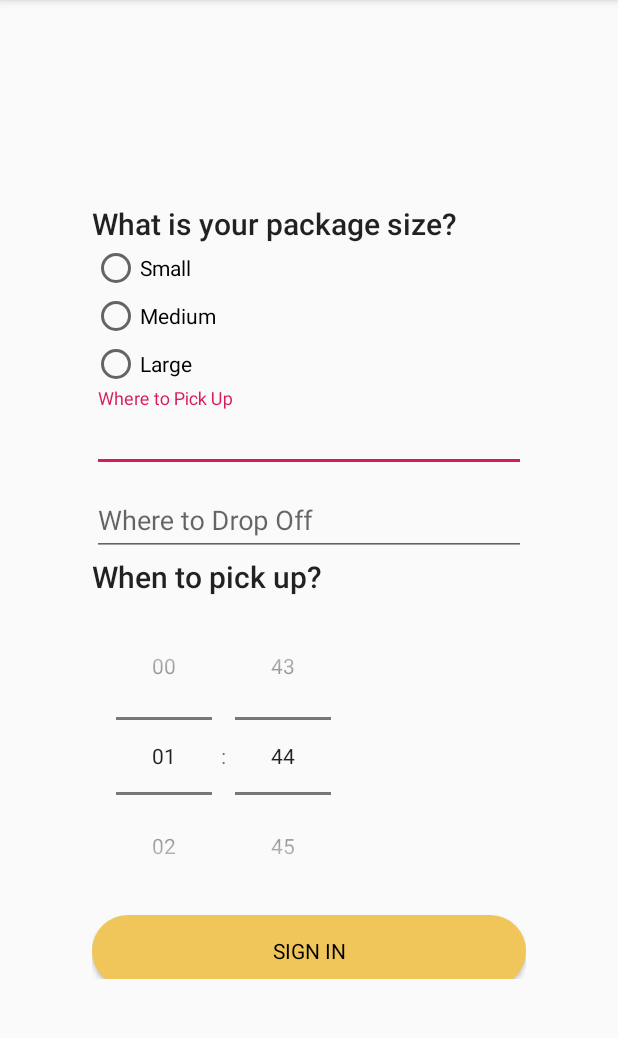
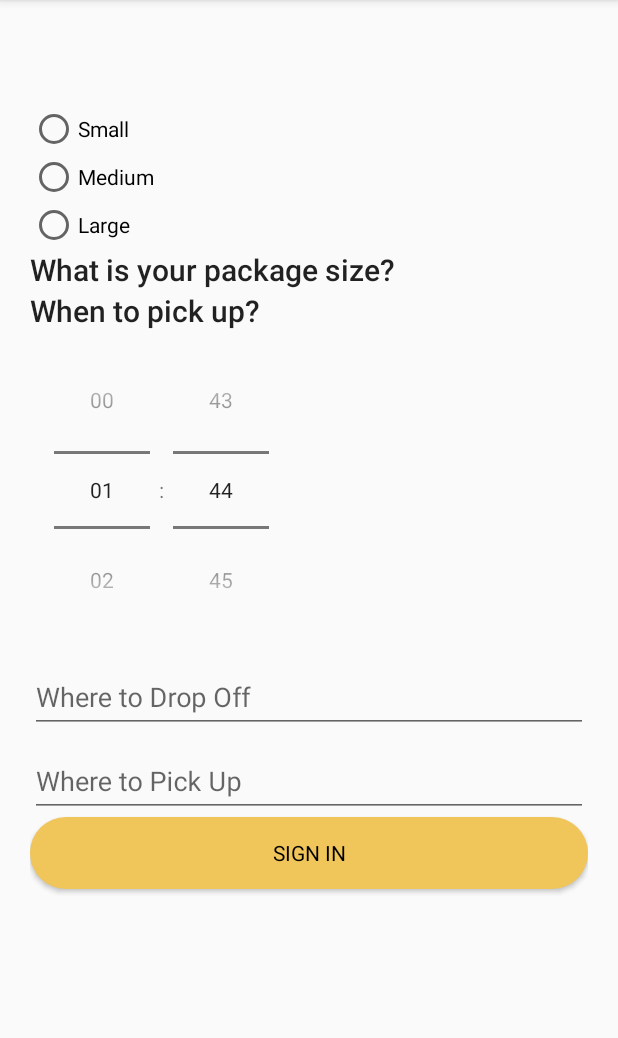
Before and after one commit to catdoraemon1991/Backend, an Android app: the DeliveryFragment screen opened directly, with no data from a screen before it, after a tap on "SIGN IN", on a phone screen of 412 x 824 dp, the part 84-1122 px from its top. Run offline under Robolectric (Android 15) with nearby library versions, the phone set to English and light mode, and no system bars; our stand-ins replace Firebase (no records; nobody signed in at launch, a user with empty details on screens opened directly).

Commit message:
fix all issues

```diff
--- a/app/src/main/java/com/laioffer/botlogistics/DeliveryFragment.java
+++ b/app/src/main/java/com/laioffer/botlogistics/DeliveryFragment.java
@@ -40,6 +40,11 @@ public class DeliveryFragment extends Fragment {
 
     protected TransactionManager transactionManager;
 
+    private String pickUp;
+    private String dropOff;
+    private String time;
+    private String size;
+
 
     public static DeliveryFragment newInstance() {
         Bundle args = new Bundle();
@@ -70,10 +75,27 @@ public class DeliveryFragment extends Fragment {
         timePicker=(TimePicker)view.findViewById(R.id.timePicker);
         timePicker.setIs24HourView(true);
         sizeOptions = (RadioGroup) view.findViewById(R.id.size);
-        sizeButton = (RadioButton) sizeOptions.getChildAt(sizeOptions.getCheckedRadioButtonId());
         submitButton = (Button) view.findViewById(R.id.submit);
         database = FirebaseDatabase.getInstance().getReference();
 
+
+        sizeOptions.setOnCheckedChangeListener(new RadioGroup.OnCheckedChangeListener() {
+            @Override
+            public void onCheckedChanged(RadioGroup radioGroup, int i) {
+                switch (i) {
+                    case R.id.sizeS:
+                        size = getString(R.string.size_s);
+                        break;
+                    case R.id.sizeM:
+                        size = getString(R.string.size_m);
+                        break;
+
+                    case R.id.sizeL:
+                        size = getString(R.string.size_l);
+                        break;
+                }
+            }
+        });
 
         submitButton.setText(getString(R.string.login));
 
@@ -84,10 +106,10 @@ public class DeliveryFragment extends Fragment {
         submitButton.setOnClickListener(new View.OnClickListener() {
             @Override
             public void onClick(View v) {
-                final String pickUp = pickupEditText.getText().toString();
-                final String dropOff = dropoffEditText.getText().toString();
-                final String time=timePicker.toString();
-                final String size=sizeButton.getText().toString();
+                 pickUp = pickupEditText.getText().toString();
+                 dropOff = dropoffEditText.getText().toString();
+                 time = timePicker.toString();
+
                 database.child("order").addListenerForSingleValueEvent(new ValueEventListener() {
                     @Override
                     public void onDataChange(DataSnapshot dataSnapshot) {
--- a/app/src/main/java/com/laioffer/botlogistics/MainActivity.java
+++ b/app/src/main/java/com/laioffer/botlogistics/MainActivity.java
@@ -11,12 +11,17 @@ public class MainActivity extends AppCompatActivity  implements TransactionManag
     protected void onCreate(Bundle savedInstanceState) {
         super.onCreate(savedInstanceState);
         setContentView(R.layout.activity_main);
-        doTransctinonFragment(new DeliveryFragment());
+        doTransactionFragment(new DeliveryFragment());
 
     }
 
     @Override
-    public void doTransctinonFragment(Fragment fragment) {
+    public void doTransactionFragment(Fragment fragment) {
         getSupportFragmentManager().beginTransaction().replace(R.id.container, fragment, "").commit();
     }
+
+    @Override
+    public void doActivityTransaction(Class clazz, boolean isFinish) {
+
+    }
 }
--- a/app/src/main/java/com/laioffer/botlogistics/OnBoardingBaseFragment.java
+++ b/app/src/main/java/com/laioffer/botlogistics/OnBoardingBaseFragment.java
@@ -22,7 +22,7 @@ import com.google.firebase.database.FirebaseDatabase;
 /**
  * A simple {@link Fragment} subclass.
  */
-public abstract class OnBoardingBaseFragment extends Fragment implements TransactionManager{
+public abstract class OnBoardingBaseFragment extends Fragment {
     protected EditText usernameEditText;
     protected EditText passwordEditText;
     protected Button submitButton;
--- a/app/src/main/java/com/laioffer/botlogistics/TransactionManager.java
+++ b/app/src/main/java/com/laioffer/botlogistics/TransactionManager.java
@@ -4,5 +4,7 @@ import androidx.fragment.app.Fragment;
 
 public interface TransactionManager {
 
-    void doTransctinonFragment(Fragment fragment);
+    void doTransactionFragment(Fragment fragment);
+
+    void doActivityTransaction(Class clazz, boolean isFinish);
 }
--- a/app/src/main/java/com/laioffer/botlogistics/User.java
+++ b/app/src/main/java/com/laioffer/botlogistics/User.java
@@ -28,7 +28,7 @@ public class User {
         return user_password;
     }
 
-    public void setUser_password(String user_email) {
+    public void setUser_password(String user_password) {
         this.user_password = user_password;
     }
 
@@ -37,8 +37,9 @@ public class User {
     }
 
     public void setUser_email(String user_email) {
-        this.user_password = user_password;
+        this.user_email = user_email;
     }
+
     public String[] getUser_orderId() {
         return orderId;
     }
--- a/app/src/main/res/layout/activity_main.xml
+++ b/app/src/main/res/layout/activity_main.xml
@@ -1,18 +1,11 @@
 <?xml version="1.0" encoding="utf-8"?>
-<androidx.constraintlayout.widget.ConstraintLayout xmlns:android="http://schemas.android.com/apk/res/android"
+<FrameLayout xmlns:android="http://schemas.android.com/apk/res/android"
     xmlns:app="http://schemas.android.com/apk/res-auto"
     xmlns:tools="http://schemas.android.com/tools"
     android:layout_width="match_parent"
     android:layout_height="match_parent"
+    android:id="@+id/container"
     tools:context=".MainActivity">
 
-    <TextView
-        android:layout_width="wrap_content"
-        android:layout_height="wrap_content"
-        android:text="Hello World!"
-        app:layout_constraintBottom_toBottomOf="parent"
-        app:layout_constraintLeft_toLeftOf="parent"
-        app:layout_constraintRight_toRightOf="parent"
-        app:layout_constraintTop_toTopOf="parent" />
 
-</androidx.constraintlayout.widget.ConstraintLayout>
+</FrameLayout>
--- a/app/src/main/res/layout/fragment_delivery.xml
+++ b/app/src/main/res/layout/fragment_delivery.xml
@@ -1,42 +1,72 @@
 <?xml version="1.0" encoding="utf-8"?>
-<?xml version="1.0" encoding="utf-8"?>
+<ScrollView xmlns:android="http://schemas.android.com/apk/res/android"
+    android:layout_width="match_parent"
+    android:layout_height="match_parent"
+    android:fillViewport="true">
+
     <LinearLayout xmlns:android="http://schemas.android.com/apk/res/android"
         android:layout_width="match_parent"
+        android:layout_height="match_parent"
+        android:layout_marginTop="50dp"
+        android:orientation="vertical"
+        android:paddingLeft="20dp"
+        android:paddingTop="20dp"
+        android:paddingRight="20dp">
+
+        <RadioGroup
+            android:id="@+id/size"
+            android:layout_width="wrap_content"
             android:layout_height="wrap_content"
-    android:paddingLeft="20dp"
-    android:paddingRight="20dp"
-    android:paddingTop="20dp"
-    android:layout_marginTop="100dp"
             android:orientation="vertical">
 
-
-    <RadioGroup
-        android:layout_width="wrap_content"
-        android:layout_height="wrap_content"
-        android:orientation="vertical"
-        android:id="@+id/size">
-        <TextView
-            android:layout_width="wrap_content"
-            android:layout_height="wrap_content"
-            android:text="What is your package size?"
-            style="@style/TextAppearance.Widget.AppCompat.Toolbar.Title"
-            />
             <RadioButton
                 android:id="@+id/sizeS"
                 android:layout_width="wrap_content"
                 android:layout_height="wrap_content"
-            android:text="@string/size_s"/>
+                android:text="@string/size_s" />
+
             <RadioButton
                 android:id="@+id/sizeM"
                 android:layout_width="wrap_content"
                 android:layout_height="wrap_content"
-        android:text="@string/size_m"/>
+                android:text="@string/size_m" />
+
             <RadioButton
                 android:id="@+id/sizeL"
                 android:layout_width="wrap_content"
                 android:layout_height="wrap_content"
-            android:text="@string/size_l"/>
+                android:text="@string/size_l" />
+
+            <TextView
+                style="@style/TextAppearance.Widget.AppCompat.Toolbar.Title"
+                android:layout_width="wrap_content"
+                android:layout_height="wrap_content"
+                android:text="What is your package size?" />
         </RadioGroup>
+
+        <TextView
+            style="@style/TextAppearance.Widget.AppCompat.Toolbar.Title"
+            android:layout_width="wrap_content"
+            android:layout_height="wrap_content"
+            android:text="When to pick up?" />
+
+        <TimePicker
+            android:id="@+id/timePicker"
+            android:layout_width="wrap_content"
+            android:layout_height="wrap_content"
+            android:timePickerMode="spinner" />
+
+        <com.google.android.material.textfield.TextInputLayout
+            android:layout_width="match_parent"
+            android:layout_height="wrap_content"
+            android:hint="@string/drop_off">
+
+            <com.google.android.material.textfield.TextInputEditText
+                android:id="@+id/editTextDropOff"
+                android:layout_width="match_parent"
+                android:layout_height="wrap_content" />
+
+        </com.google.android.material.textfield.TextInputLayout>
 
         <com.google.android.material.textfield.TextInputLayout
             android:layout_width="match_parent"
@@ -44,43 +74,19 @@
             android:hint="@string/pick_up">
 
             <com.google.android.material.textfield.TextInputEditText
+                android:id="@+id/editTextPickUp"
                 android:layout_width="match_parent"
-            android:layout_height="wrap_content"
-            android:id="@+id/editTextPickUp"/>
+                android:layout_height="wrap_content" />
 
         </com.google.android.material.textfield.TextInputLayout>
 
-    <com.google.android.material.textfield.TextInputLayout
-        android:layout_width="match_parent"
-        android:layout_height="wrap_content"
-        android:hint="@string/drop_off">
-
-        <com.google.android.material.textfield.TextInputEditText
-            android:layout_width="match_parent"
-            android:layout_height="wrap_content"
-            android:id="@+id/editTextDropOff"/>
-
-    </com.google.android.material.textfield.TextInputLayout>
-    <TextView
-        android:layout_width="wrap_content"
-        android:layout_height="wrap_content"
-        android:text="When to pick up?"
-        style="@style/TextAppearance.Widget.AppCompat.Toolbar.Title"
-        />
-
-    <TimePicker
-        android:id="@+id/timePicker"
-        android:layout_width="wrap_content"
-        android:layout_height="wrap_content"
-        android:timePickerMode="spinner"/>
-
         <Button
+            android:id="@+id/submit"
             android:layout_width="match_parent"
             android:layout_height="48dp"
+            android:background="@drawable/login_buttons"
             android:fontFamily="Roboto"
-        android:textColor="@android:color/black"
-        android:background="@drawable/login_buttons"
-        android:id="@+id/submit"
-        android:text="Next"/>
-
+            android:text="Next"
+            android:textColor="@android:color/black" />
     </LinearLayout>
+</ScrollView>
```
Also changed, not shown: app/src/main/AndroidManifest.xml (+7 -1 lines), app/src/main/java/com/laioffer/botlogistics/LoginFragment.java (+1 -14 lines), app/src/main/java/com/laioffer/botlogistics/OnBoardingActivity.java (+16 -1 lines), 1480 other files. Lines whose indentation alone changed are shown as unchanged.
